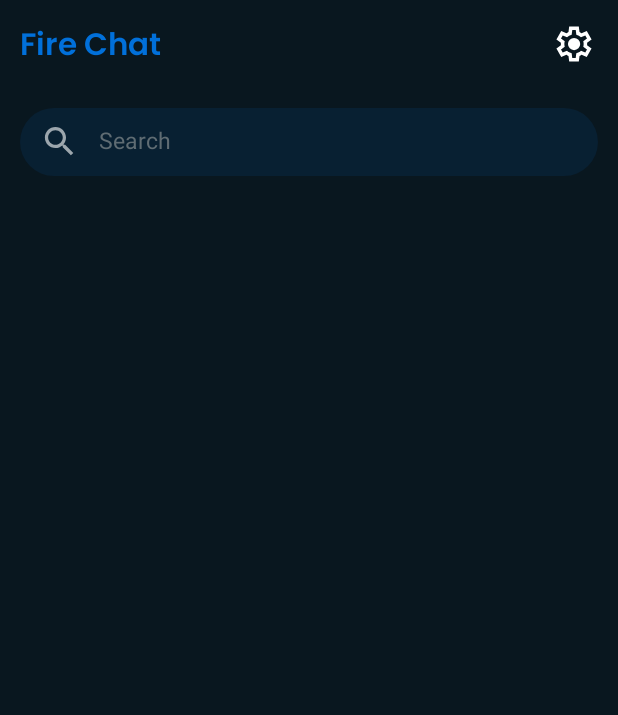
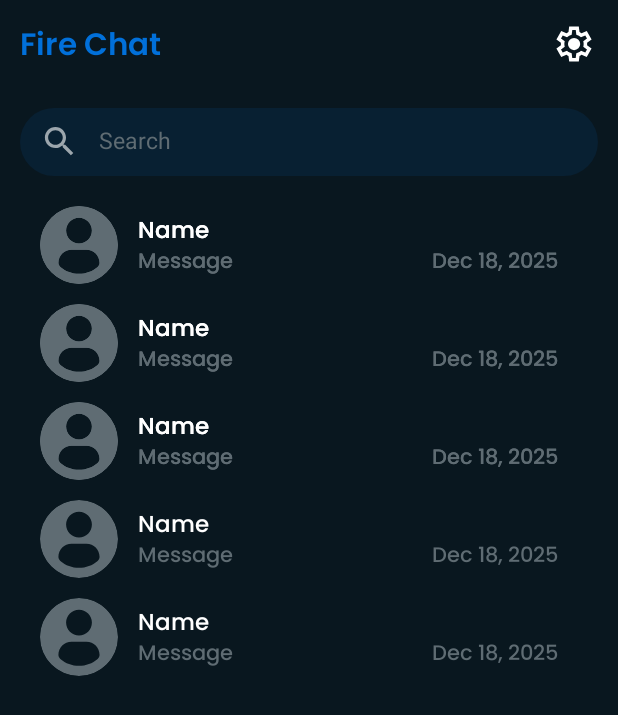
Before and after one commit to Ganesh-Shivhare/FireBaseLiveChat, an Android app: the layout activity_chat_list.xml on its own in the app's theme, with its tools: preview values and no code run, on a phone screen of 412 x 824 dp. Shown: the top 715 px of the screen. Run offline under Robolectric (Android 15) with nearby library versions, the phone set to English and light mode, and no system bars.

Commit message:
feat:- Added Chat List Item Layout.

```diff
--- a/app/src/main/java/com/ganesh/hilt/firebase/livechat/ui/FirstActivity.kt
+++ b/app/src/main/java/com/ganesh/hilt/firebase/livechat/ui/FirstActivity.kt
@@ -16,6 +16,10 @@ class FirstActivity : BaseActivity() {
         setContentView(binding.root)
 
         loginViewModel.isLoggedIn()
+        setupObservers()
+    }
+
+    private fun setupObservers() {
         loginViewModel.isLoggedIn.observe(this) { result ->
             result.onSuccess {
                 Toast.makeText(this, "Login Successful: $it", Toast.LENGTH_LONG).show()
--- a/app/src/main/res/layout/activity_chat_list.xml
+++ b/app/src/main/res/layout/activity_chat_list.xml
@@ -36,6 +36,22 @@
             android:padding="@dimen/_12sdp"
             android:src="@drawable/ic_settings" />
     </LinearLayout>
+
+    <androidx.recyclerview.widget.RecyclerView
+        android:id="@+id/rvChatList"
+        android:layout_width="0dp"
+        android:layout_height="0dp"
+        android:layout_marginHorizontal="@dimen/_10sdp"
+        android:layout_marginTop="@dimen/_10sdp"
+        android:orientation="vertical"
+        android:paddingTop="@dimen/_45sdp"
+        app:layoutManager="androidx.recyclerview.widget.LinearLayoutManager"
+        tools:itemCount="5"
+        app:layout_constraintBottom_toBottomOf="parent"
+        app:layout_constraintEnd_toEndOf="parent"
+        app:layout_constraintStart_toStartOf="parent"
+        app:layout_constraintTop_toBottomOf="@+id/llHeader"
+        tools:listitem="@layout/item_chat_list" />
 
     <LinearLayout
         android:id="@+id/llSearch"
@@ -88,25 +104,11 @@
         <androidx.recyclerview.widget.RecyclerView
             android:id="@+id/rvSearchList"
             android:layout_width="match_parent"
-            android:layout_height="wrap_content"
+            android:layout_height="@dimen/_200sdp"
             android:layout_marginHorizontal="@dimen/_10sdp"
             android:layout_marginTop="@dimen/_10sdp"
             android:orientation="vertical"
-            android:visibility="gone"
-            app:layoutManager="androidx.recyclerview.widget.LinearLayoutManager" />
+            app:layoutManager="androidx.recyclerview.widget.LinearLayoutManager"
+            tools:listitem="@layout/item_chat_list" />
     </LinearLayout>
-
-    <androidx.recyclerview.widget.RecyclerView
-        android:id="@+id/rvChatList"
-        android:layout_width="0dp"
-        android:layout_height="0dp"
-        android:layout_marginHorizontal="@dimen/_10sdp"
-        android:layout_marginTop="@dimen/_10sdp"
-        android:orientation="vertical"
-        android:paddingTop="@dimen/_45sdp"
-        app:layoutManager="androidx.recyclerview.widget.LinearLayoutManager"
-        app:layout_constraintBottom_toBottomOf="parent"
-        app:layout_constraintEnd_toEndOf="parent"
-        app:layout_constraintStart_toStartOf="parent"
-        app:layout_constraintTop_toBottomOf="@+id/llHeader" />
 </androidx.constraintlayout.widget.ConstraintLayout>
--- /dev/null
+++ b/app/src/main/res/layout/item_chat_list.xml
@@ -0,0 +1,66 @@
+<?xml version="1.0" encoding="utf-8"?>
+<LinearLayout xmlns:android="http://schemas.android.com/apk/res/android"
+    xmlns:app="http://schemas.android.com/apk/res-auto"
+    android:layout_width="match_parent"
+    android:layout_height="wrap_content">
+
+    <LinearLayout
+        android:layout_width="match_parent"
+        android:layout_height="wrap_content"
+        android:orientation="horizontal"
+        android:paddingHorizontal="@dimen/_10sdp"
+        android:paddingVertical="@dimen/_5sdp">
+
+        <com.google.android.material.imageview.ShapeableImageView
+            android:id="@+id/ivProfilePic"
+            android:layout_width="@dimen/_40sdp"
+            android:layout_height="@dimen/_40sdp"
+            android:src="@drawable/ic_profile"
+            app:shapeAppearanceOverlay="@style/CircleImage"
+            app:tint="@color/subTextColor" />
+
+        <LinearLayout
+            android:layout_width="match_parent"
+            android:layout_height="match_parent"
+            android:layout_gravity="center"
+            android:gravity="center"
+            android:orientation="vertical"
+            android:paddingHorizontal="@dimen/_10sdp">
+
+            <TextView
+                android:id="@+id/tvUserName"
+                android:layout_width="match_parent"
+                android:layout_height="wrap_content"
+                android:fontFamily="@font/medium"
+                android:text="Name"
+                android:textColor="@color/white"
+                android:textSize="@dimen/_12sdp" />
+
+            <LinearLayout
+                android:id="@+id/llChatData"
+                android:layout_width="match_parent"
+                android:layout_height="wrap_content"
+                android:orientation="horizontal">
+
+                <TextView
+                    android:id="@+id/tvMessage"
+                    android:layout_width="0dp"
+                    android:layout_height="wrap_content"
+                    android:layout_weight="1"
+                    android:fontFamily="@font/medium"
+                    android:text="Message"
+                    android:textColor="@color/subTextColor"
+                    android:textSize="@dimen/_11sdp" />
+
+                <TextView
+                    android:id="@+id/tvLastSeen"
+                    android:layout_width="wrap_content"
+                    android:layout_height="wrap_content"
+                    android:fontFamily="@font/medium"
+                    android:text="Dec 18, 2025"
+                    android:textColor="@color/subTextColor"
+                    android:textSize="@dimen/_11sdp" />
+            </LinearLayout>
+        </LinearLayout>
+    </LinearLayout>
+</LinearLayout>
--- a/app/src/main/res/values/themes.xml
+++ b/app/src/main/res/values/themes.xml
@@ -13,4 +13,7 @@
 
     <style name="Theme.HiltFirebaseLiveChat" parent="Base.Theme.HiltFirebaseLiveChat" />
 
+    <style name="CircleImage" parent="">
+        <item name="cornerSize">50%</item>
+    </style>
 </resources>
```
Also changed, not shown: app/src/main/java/com/ganesh/hilt/firebase/livechat/ui/ChatListActivity.kt (+15 -3 lines), app/src/main/java/com/ganesh/hilt/firebase/livechat/viewModel/UserDetailViewModel.kt (+47 -6 lines).
